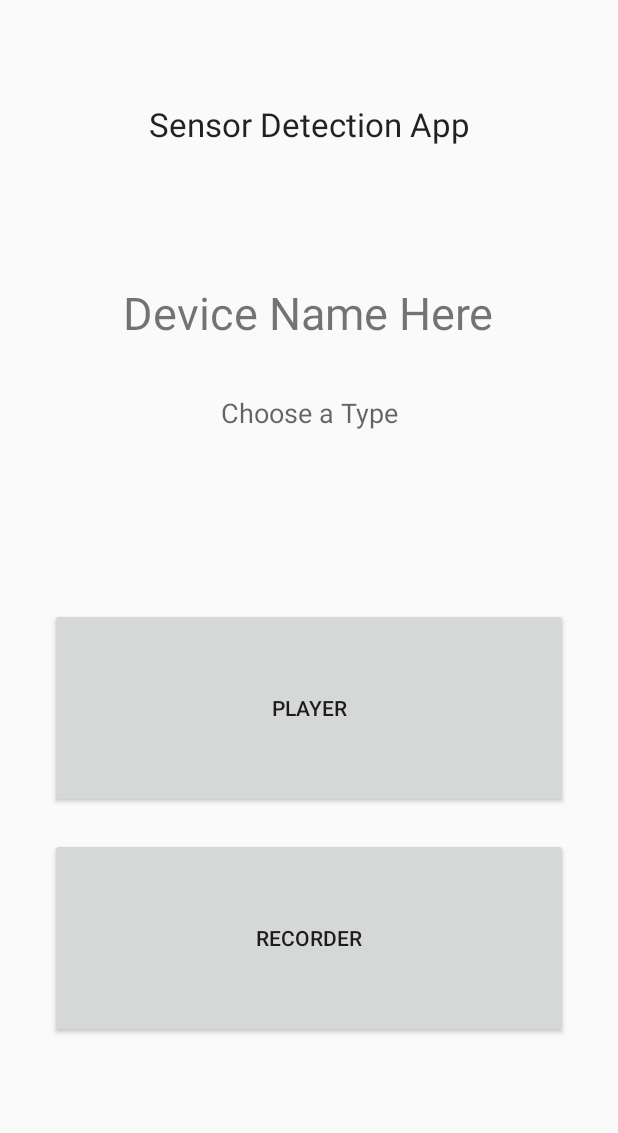
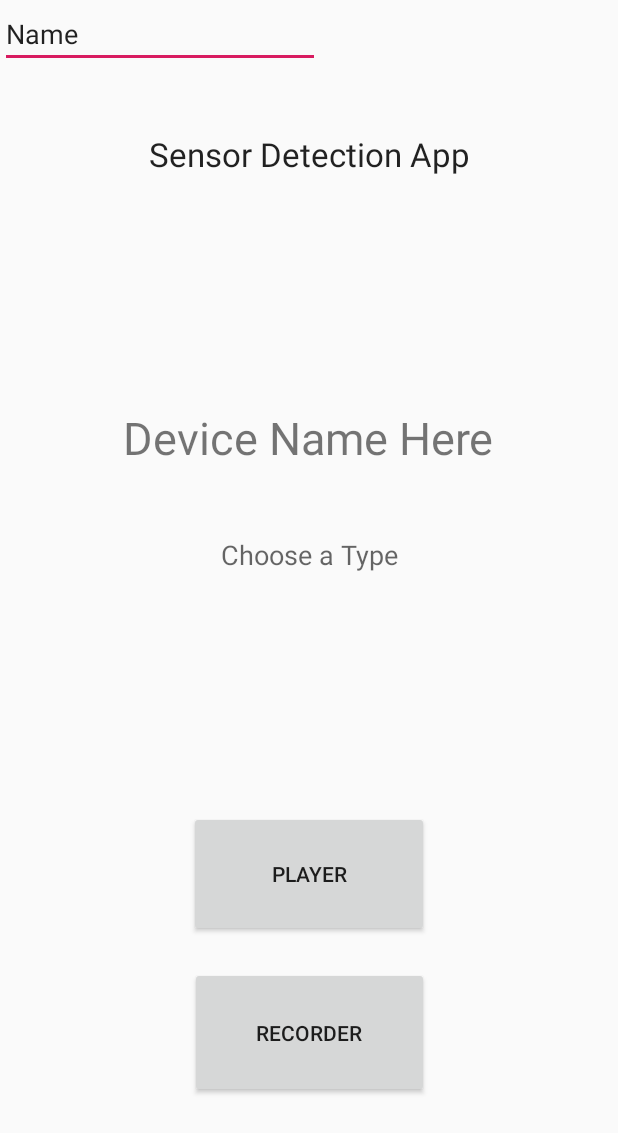
Before and after one commit to jeremyimmanuel/sensorDetection2, an Android app: the layout activity_main.xml on its own in the app's theme, with its tools: preview values and no code run, on a phone screen of 412 x 824 dp. Shown: the top 1133 px of the screen. Run offline under Robolectric (Android 15) with nearby library versions, the phone set to English and light mode, and no system bars.

Commit message:
initial commit?

```diff
--- a/SensorDetectionApp/app/src/main/java/com/example/sensordetection/SensorApplication.java
+++ b/SensorDetectionApp/app/src/main/java/com/example/sensordetection/SensorApplication.java
@@ -7,10 +7,16 @@ import java.net.URISyntaxException;
 
 public class SensorApplication extends Application {
     private Socket mSocket;
+
+
+    public void connectServer(String url)
     {
-        try {
-            mSocket = IO.socket(Constants.SERVER_URL);
-        } catch (URISyntaxException e) {
+        try
+        {
+            mSocket = IO.socket(url);   //old: (Constants.SERVER_URL);
+        }
+        catch (URISyntaxException e)
+        {
             throw new RuntimeException(e);
         }
         mSocket.connect();
--- a/SensorDetectionApp/app/src/main/res/layout/activity_main.xml
+++ b/SensorDetectionApp/app/src/main/res/layout/activity_main.xml
@@ -8,8 +8,8 @@
 
     <Button
         android:id="@+id/button_player"
-        android:layout_width="345dp"
-        android:layout_height="133dp"
+        android:layout_width="160dp"
+        android:layout_height="84dp"
         android:layout_marginStart="16dp"
         android:layout_marginLeft="16dp"
         android:layout_marginEnd="16dp"
@@ -23,13 +23,13 @@
 
     <Button
         android:id="@+id/button_recorder"
-        android:layout_width="345dp"
-        android:layout_height="133dp"
+        android:layout_width="159dp"
+        android:layout_height="87dp"
         android:layout_marginStart="16dp"
         android:layout_marginLeft="16dp"
         android:layout_marginEnd="16dp"
         android:layout_marginRight="16dp"
-        android:layout_marginBottom="132dp"
+        android:layout_marginBottom="92dp"
         android:onClick="chooseRecorder"
         android:text="@string/button_recorder"
         app:layout_constraintBottom_toBottomOf="parent"
@@ -63,7 +63,7 @@
         android:layout_height="wrap_content"
         android:layout_marginStart="16dp"
         android:layout_marginLeft="16dp"
-        android:layout_marginTop="68dp"
+        android:layout_marginTop="88dp"
         android:layout_marginEnd="16dp"
         android:layout_marginRight="16dp"
         android:text="@string/sensor_detection"
@@ -91,4 +91,14 @@
         app:layout_constraintTop_toTopOf="parent"
         app:layout_constraintVertical_bias="0.875" />
 
+    <EditText
+        android:id="@+id/editText"
+        android:layout_width="wrap_content"
+        android:layout_height="wrap_content"
+        android:ems="10"
+        android:inputType="textPersonName"
+        android:text="Name"
+        tools:layout_editor_absoluteX="99dp"
+        tools:layout_editor_absoluteY="137dp" />
+
 </androidx.constraintlayout.widget.ConstraintLayout>
--- a/SensorDetectionApp/build.gradle
+++ b/SensorDetectionApp/build.gradle
@@ -7,7 +7,7 @@ buildscript {
 
     }
     dependencies {
-        classpath 'com.android.tools.build:gradle:3.4.2'
+        classpath 'com.android.tools.build:gradle:3.5.0'
 
         // NOTE: Do not place your application dependencies here; they belong
         // in the individual module build.gradle files
```
Also changed, not shown: SensorDetectionApp/gradle/wrapper/gradle-wrapper.properties.
